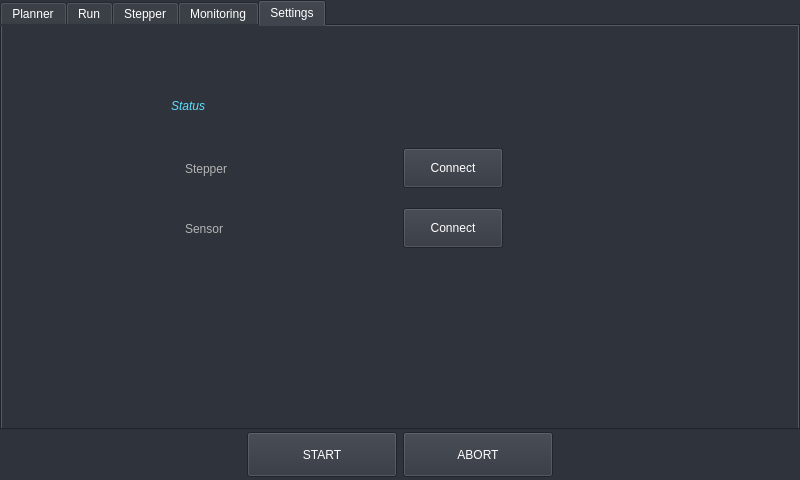
Above: RPi/ressources/view.ui from FabriceDessolis/Cell-Stretcher-Control before the change. Below: the same form after it.
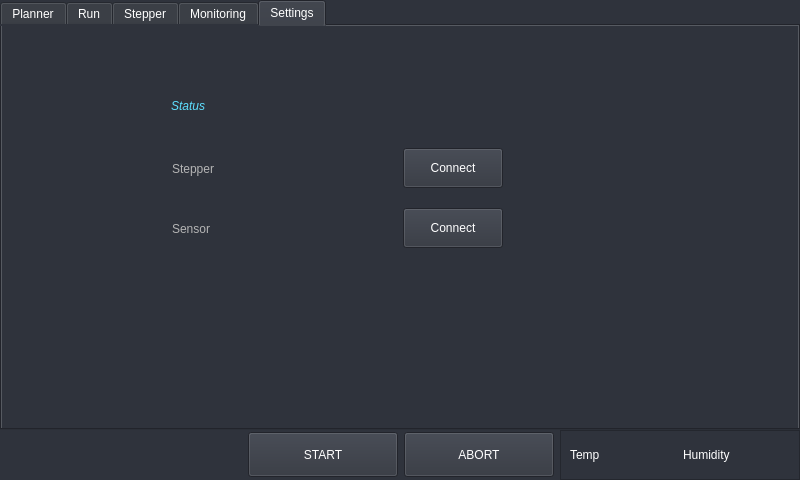
That is the form after the change. The open tabs and pages were chosen to show the change. Icons and pictures are not drawn. Custom widgets are drawn as their Qt base class.

```diff
--- a/RPi/ressources/view.ui
+++ b/RPi/ressources/view.ui
@@ -4056,16 +4056,6 @@
           <property name="bottomMargin">
            <number>0</number>
           </property>
-          <item>
-           <widget class="QLabel" name="label_49">
-            <property name="text">
-             <string/>
-            </property>
-            <property name="pixmap">
-             <pixmap resource="resources.qrc">:/icons/icons/disconnected.svg</pixmap>
-            </property>
-           </widget>
-          </item>
           <item>
            <widget class="QLabel" name="label_18">
             <property name="styleSheet">
@@ -4166,25 +4156,6 @@
           <property name="bottomMargin">
            <number>0</number>
           </property>
-          <item>
-           <widget class="QLabel" name="label_51">
-            <property name="maximumSize">
-             <size>
-              <width>30</width>
-              <height>30</height>
-             </size>
-            </property>
-            <property name="text">
-             <string/>
-            </property>
-            <property name="pixmap">
-             <pixmap resource="resources.qrc">:/icons/icons/connected.svg</pixmap>
-            </property>
-            <property name="scaledContents">
-             <bool>true</bool>
-            </property>
-           </widget>
-          </item>
           <item>
            <widget class="QLabel" name="label_48">
             <property name="styleSheet">
@@ -4328,17 +4299,42 @@
         </widget>
        </item>
        <item>
-        <spacer name="horizontalSpacer_2">
-         <property name="orientation">
-          <enum>Qt::Horizontal</enum>
-         </property>
-         <property name="sizeHint" stdset="0">
+        <widget class="QFrame" name="frame_45">
+         <property name="minimumSize">
           <size>
-           <width>294</width>
-           <height>20</height>
+           <width>240</width>
+           <height>0</height>
           </size>
          </property>
-        </spacer>
+         <property name="frameShape">
+          <enum>QFrame::StyledPanel</enum>
+         </property>
+         <property name="frameShadow">
+          <enum>QFrame::Raised</enum>
+         </property>
+         <layout class="QHBoxLayout" name="horizontalLayout_33">
+          <item>
+           <widget class="QLabel" name="label_temp">
+            <property name="styleSheet">
+             <string notr="true">color : white;</string>
+            </property>
+            <property name="text">
+             <string>Temp</string>
+            </property>
+           </widget>
+          </item>
+          <item>
+           <widget class="QLabel" name="label_humidity">
+            <property name="styleSheet">
+             <string notr="true">color : white;</string>
+            </property>
+            <property name="text">
+             <string>Humidity</string>
+            </property>
+           </widget>
+          </item>
+         </layout>
+        </widget>
        </item>
       </layout>
      </widget>
```
Left out of the diff: 8 changed lines with no effect on the pictures.
